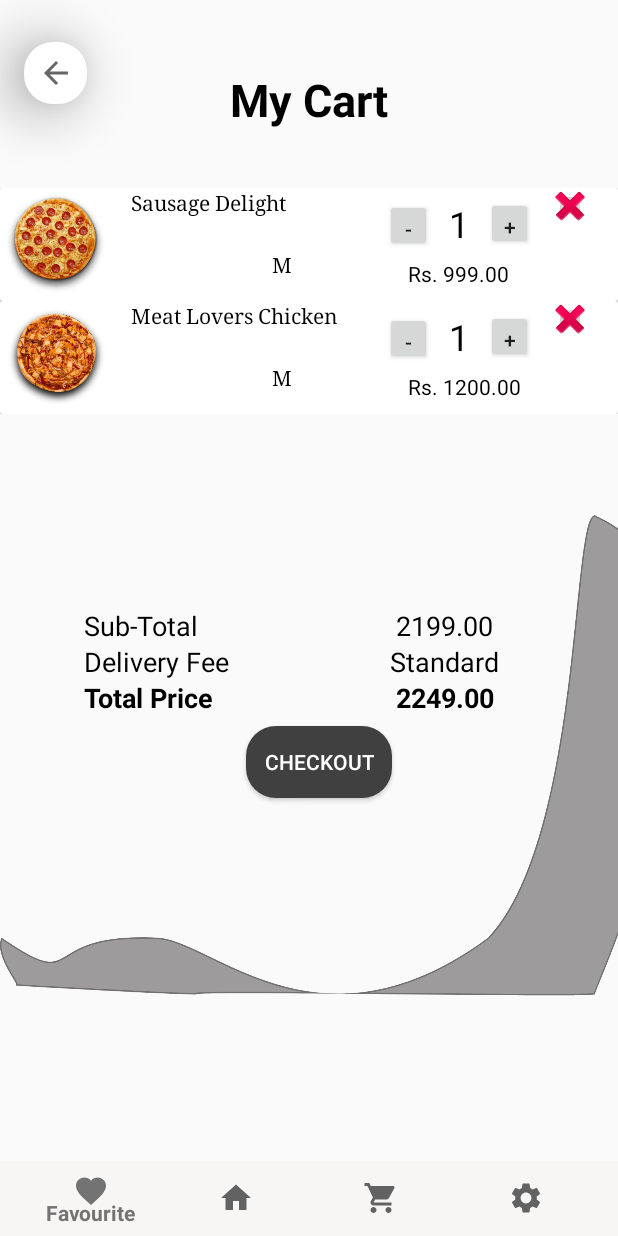
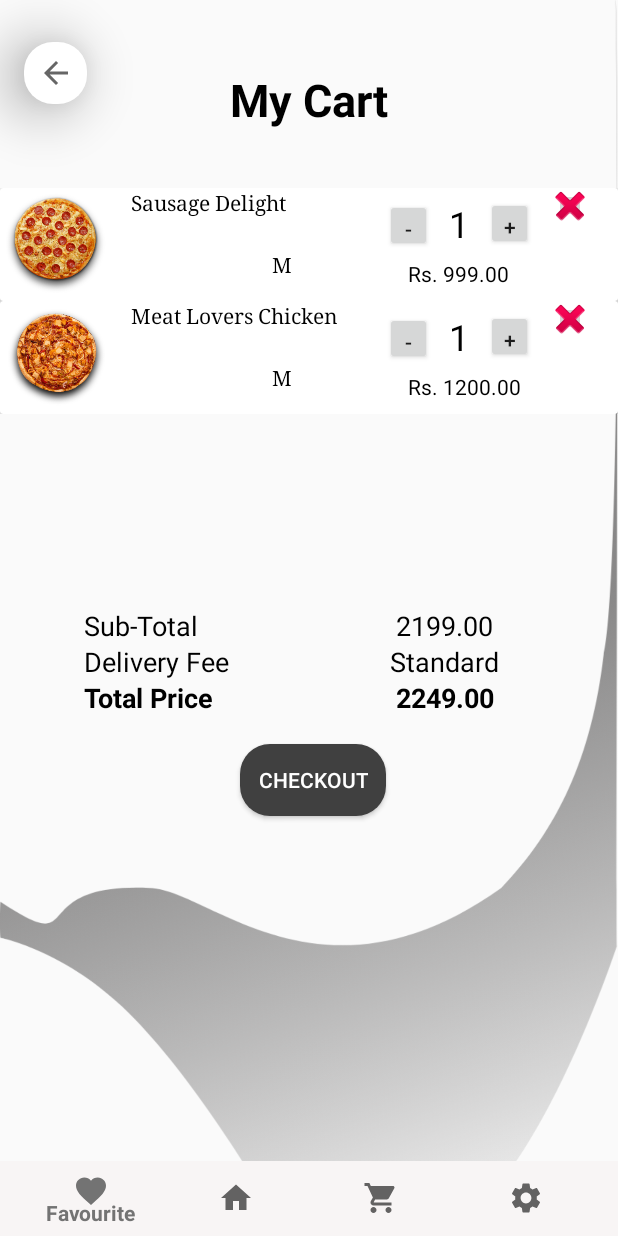
Before and after one commit to Bsewmina/MAD-Project, an Android app: the MyCart screen opened directly, with no data from a screen before it, on a phone screen of 412 x 824 dp. Run offline under Robolectric (Android 15) with nearby library versions, the phone set to English and light mode, and no system bars.

```diff
--- /dev/null
+++ b/app/src/main/java/com/example/pizzaexpress/_GlobalVariables.java
@@ -0,0 +1,5 @@
+package com.example.pizzaexpress;
+
+public class _GlobalVariables {
+    public static String GlobalUser;
+}
--- a/app/src/main/res/layout/activity_my_cart.xml
+++ b/app/src/main/res/layout/activity_my_cart.xml
@@ -4,8 +4,8 @@
     xmlns:tools="http://schemas.android.com/tools"
     android:layout_width="match_parent"
     android:layout_height="match_parent"
+    android:background="@drawable/background"
     tools:context=".MyCart">
-
 
     <TextView
         android:id="@+id/textView"
@@ -23,14 +23,6 @@
         app:layout_constraintTop_toTopOf="parent"
         app:layout_constraintVertical_bias="0.059" />
 
-    <ImageView
-        android:id="@+id/imageView5"
-        android:layout_width="451dp"
-        android:layout_height="327dp"
-        android:layout_marginTop="340dp"
-        android:src="@drawable/background"
-        app:layout_constraintStart_toStartOf="parent"
-        app:layout_constraintTop_toTopOf="parent" />
 
     <ImageButton
         android:id="@+id/imageButton"
@@ -288,15 +280,15 @@
         android:id="@+id/button10"
         android:layout_width="wrap_content"
         android:layout_height="wrap_content"
-        android:layout_marginStart="164dp"
-        android:layout_marginTop="144dp"
+        android:layout_marginStart="160dp"
+        android:layout_marginTop="496dp"
         android:background="@drawable/checkout_btn"
         android:padding="12dp"
         android:text="@string/checkout_btn"
         android:textAlignment="center"
         android:textColor="@android:color/white"
-        app:layout_constraintStart_toStartOf="@+id/imageView5"
-        app:layout_constraintTop_toTopOf="@+id/imageView5" />
+        app:layout_constraintStart_toStartOf="parent"
+        app:layout_constraintTop_toTopOf="parent" />
 
     <TextView
         android:id="@+id/textView12"
```
Also changed, not shown: app/src/main/java/com/example/pizzaexpress/MyCart.java (+49 -0 lines), app/src/main/res/layout/activity_about_us.xml (+1 -9 lines), app/src/main/res/layout/activity_category_sides.xml (+0 -8 lines), app/src/main/res/drawable/background.png.
